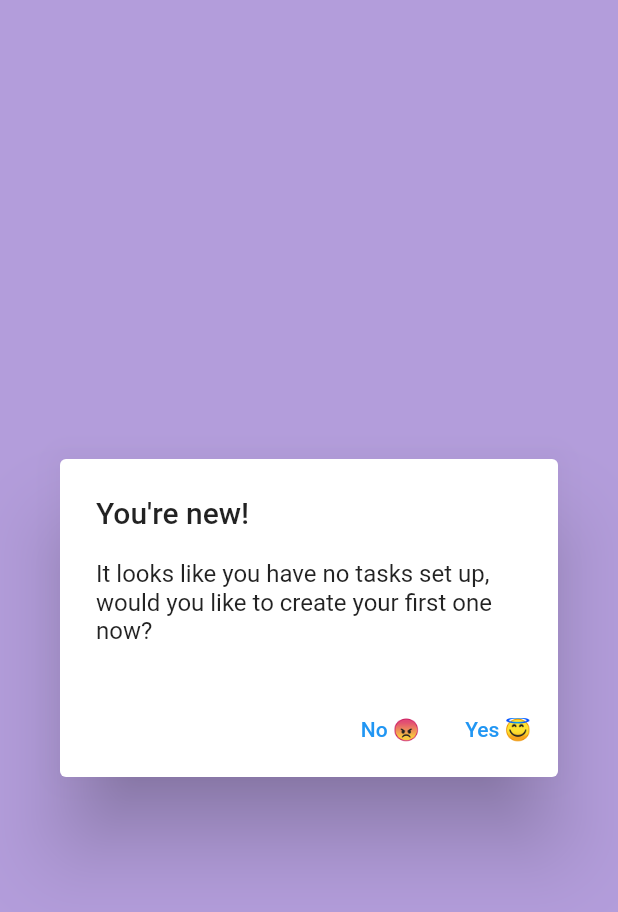
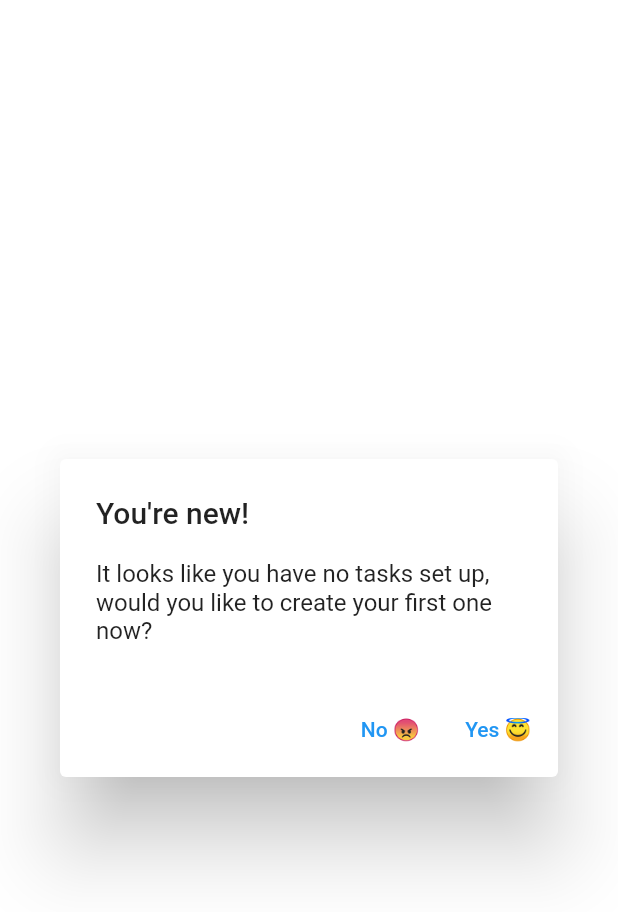
Before and after one commit to SanchoMontana/SeniorDesign_MOM, a Flutter app: the screen it shows after launch, after a tap on "Control Life ;-;", on a phone screen of 412 x 824 dp. Shown: the top 912 px of the screen. Run offline on Flutter 3.47's test engine with Material 2 defaults, Android fonts, the phone set to English and light mode, and no system bars; our stand-ins replace yaml.

Commit message:
remove appbar, some refactors and cleanup

```diff
--- a/src/lib/pages/first_task_dialog.dart
+++ b/src/lib/pages/first_task_dialog.dart
@@ -5,27 +5,21 @@ class FirstTaskDialog extends StatelessWidget {
 
   @override
   Widget build(BuildContext context) {
-    return Scaffold(
-      backgroundColor: Colors.deepPurple[200],
-      body: SafeArea(
-        child: Center(
-          child: AlertDialog(
+    return AlertDialog(
       title: const Text("You're new!"),
       content: const Text(
-                "It looks like you have no tasks set up, would you like to create your first one now?"),
+        "It looks like you have no tasks set up, would you like to create your first one now?",
+      ),
       actions: [
         TextButton(
           onPressed: () => print('no pressed'),
-                child: Text("No 😠"),
+          child: const Text("No 😠"),
         ),
         TextButton(
+          child: const Text("Yes 😇"),
           onPressed: () => print('yes pressed'),
-                child: Text("Yes 😇"),
         ),
       ],
-          ),
-        ),
-      ),
     );
   }
 }
```
Also changed, not shown: src/lib/pages/profile_creation_intro.dart (+14 -7 lines), src/lib/pages/profile_creation_p1.dart (+9 -2 lines). Lines whose indentation alone changed are shown as unchanged.
